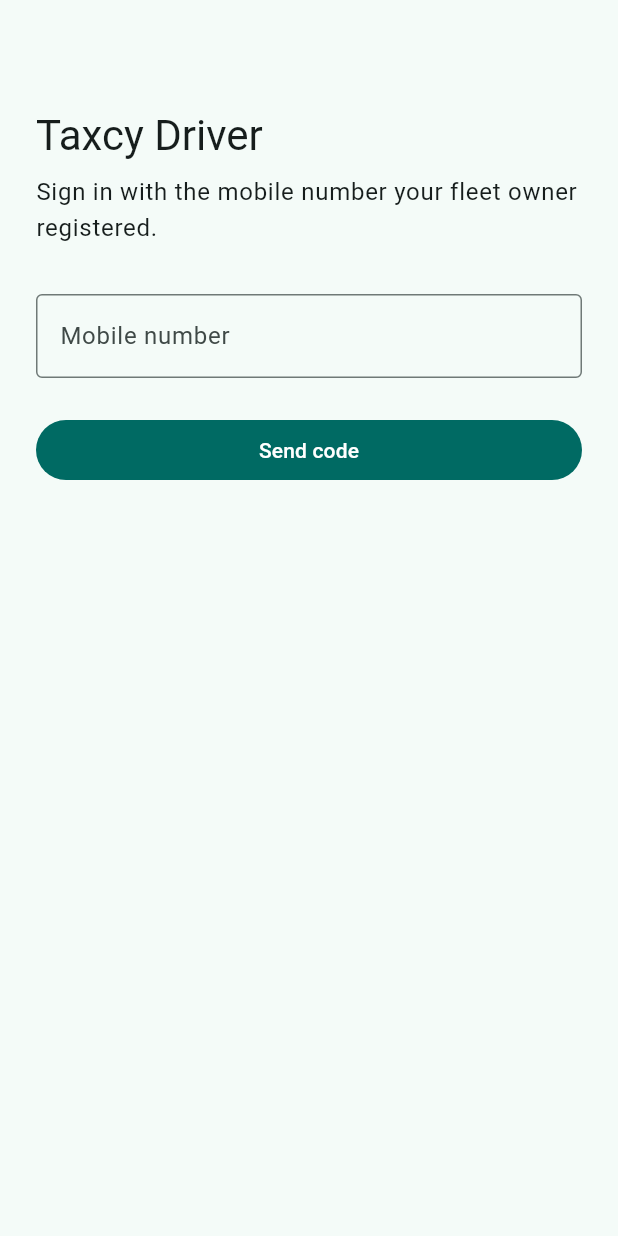
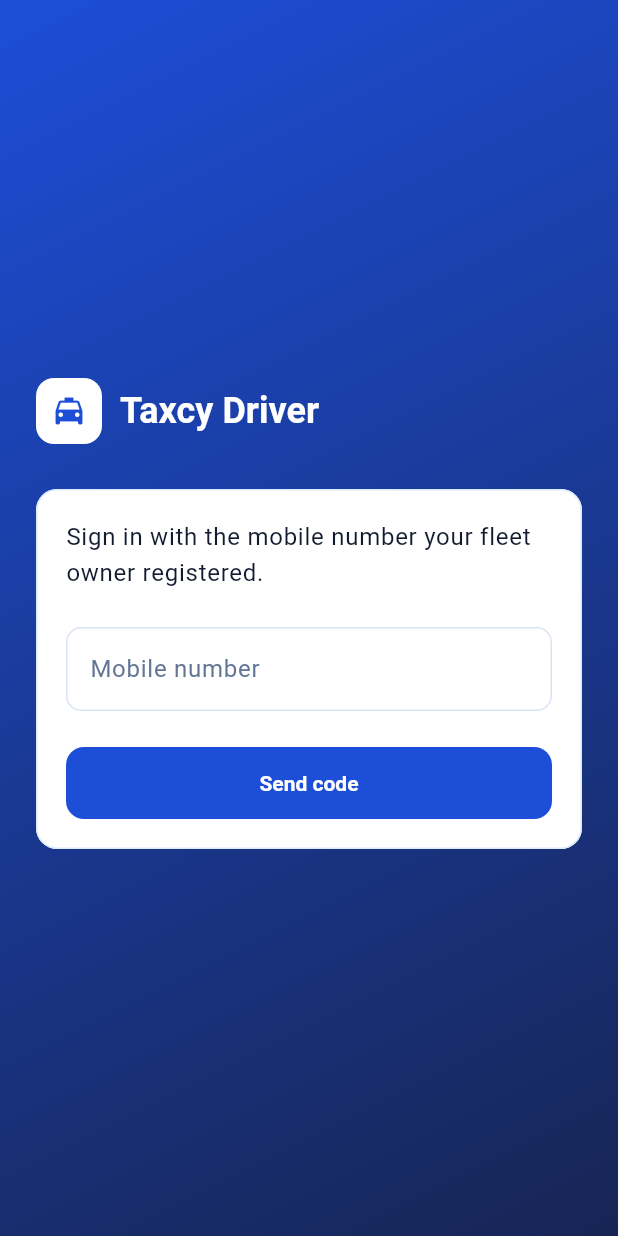
Before and after one commit to hritambh/taxcy, a Flutter app: the screen it shows after launch, on a phone screen of 412 x 824 dp. Run offline on Flutter 3.47's test engine with Material 3 defaults, Android fonts, the phone set to English and light mode, and no system bars; our stand-ins replace camera, connectivity_plus, drift, drift_flutter, flutter_riverpod, flutter_secure_storage and 2 more; accounts and stored records are empty; generated files the repository leaves out were written again.

Commit message:
feat(ui): blue and white theme for the admin web and driver app
Admin web: full blue brand scale, blue-tinted neutrals, a deep blue sidebar,
white cards with blue accents, blue table headers and row highlight, and a
blue sign-in page. Driver app: a shared theme (blue app bars and actions,
white cards and fields on a pale blue background) and a blue sign-in screen.

Co-Authored-By: Claude Opus 5.5 <noreply@anthropic.com>

```diff
--- a/apps/driver-app/lib/app/app.dart
+++ b/apps/driver-app/lib/app/app.dart
@@ -7,6 +7,7 @@ import '../features/login/login_screen.dart';
 import '../features/trips/trips_screen.dart';
 import 'providers.dart';
 import 'sync_coordinator.dart';
+import 'theme.dart';
 
 class TaxcyDriverApp extends StatelessWidget {
   const TaxcyDriverApp({super.key});
@@ -14,10 +15,7 @@ class TaxcyDriverApp extends StatelessWidget {
   @override
   Widget build(BuildContext context) => MaterialApp(
     title: 'Taxcy Driver',
-    theme: ThemeData(
-      colorSchemeSeed: const Color(0xFF0F766E),
-      useMaterial3: true,
-    ),
+    theme: buildTheme(),
     home: const _Root(),
   );
 }
--- /dev/null
+++ b/apps/driver-app/lib/app/theme.dart
@@ -0,0 +1,163 @@
+import 'package:flutter/material.dart';
+
+/// Taxcy blue on white: blue app bars and actions, white surfaces, blue-tinted
+/// neutrals. Mirrors the admin web's palette (Tailwind blue scale).
+abstract final class TaxcyColors {
+  static const blue50 = Color(0xFFEFF6FF);
+  static const blue100 = Color(0xFFDBEAFE);
+  static const blue200 = Color(0xFFBFDBFE);
+  static const blue300 = Color(0xFF93C5FD);
+  static const blue600 = Color(0xFF2563EB);
+  static const blue700 = Color(0xFF1D4ED8);
+  static const blue800 = Color(0xFF1E40AF);
+  static const blue900 = Color(0xFF1E3A8A);
+  static const blue950 = Color(0xFF172554);
+
+  /// App background: white with a hint of blue, so white cards stand out.
+  static const background = Color(0xFFF4F8FF);
+  static const border = Color(0xFFD9E3F3);
+  static const ink = Color(0xFF121B2F);
+  static const muted = Color(0xFF637594);
+}
+
+ThemeData buildTheme() {
+  final scheme =
+      ColorScheme.fromSeed(
+        seedColor: TaxcyColors.blue700,
+        brightness: Brightness.light,
+      ).copyWith(
+        primary: TaxcyColors.blue700,
+        onPrimary: Colors.white,
+        primaryContainer: TaxcyColors.blue100,
+        onPrimaryContainer: TaxcyColors.blue950,
+        secondary: TaxcyColors.blue600,
+        onSecondary: Colors.white,
+        secondaryContainer: TaxcyColors.blue100,
+        onSecondaryContainer: TaxcyColors.blue900,
+        surface: Colors.white,
+        onSurface: TaxcyColors.ink,
+        onSurfaceVariant: TaxcyColors.muted,
+        surfaceContainerLowest: Colors.white,
+        surfaceContainerLow: TaxcyColors.blue50,
+        surfaceContainer: TaxcyColors.blue50,
+        surfaceContainerHigh: TaxcyColors.blue100,
+        outline: TaxcyColors.blue300,
+        outlineVariant: TaxcyColors.border,
+      );
+
+  final rounded = RoundedRectangleBorder(
+    borderRadius: BorderRadius.circular(12),
+  );
+  OutlineInputBorder field(Color color, [double width = 1]) =>
+      OutlineInputBorder(
+        borderRadius: BorderRadius.circular(10),
+        borderSide: BorderSide(color: color, width: width),
+      );
+
+  return ThemeData(
+    useMaterial3: true,
+    colorScheme: scheme,
+    scaffoldBackgroundColor: TaxcyColors.background,
+    appBarTheme: const AppBarTheme(
+      backgroundColor: TaxcyColors.blue800,
+      foregroundColor: Colors.white,
+      surfaceTintColor: Colors.transparent,
+      elevation: 0,
+      scrolledUnderElevation: 2,
+      titleTextStyle: TextStyle(
+        color: Colors.white,
+        fontSize: 20,
+        fontWeight: FontWeight.w600,
+      ),
+    ),
+    cardTheme: CardThemeData(
+      color: Colors.white,
+      surfaceTintColor: Colors.transparent,
+      elevation: 0,
+      margin: const EdgeInsets.symmetric(vertical: 6),
+      shape: RoundedRectangleBorder(
+        borderRadius: BorderRadius.circular(14),
+        side: const BorderSide(color: TaxcyColors.blue100),
+      ),
+    ),
+    inputDecorationTheme: InputDecorationTheme(
+      filled: true,
+      fillColor: Colors.white,
+      border: field(TaxcyColors.border),
+      enabledBorder: field(TaxcyColors.border),
+      focusedBorder: field(TaxcyColors.blue600, 2),
+      errorBorder: field(scheme.error),
+      focusedErrorBorder: field(scheme.error, 2),
+      labelStyle: const TextStyle(color: TaxcyColors.muted),
+      floatingLabelStyle: const TextStyle(color: TaxcyColors.blue700),
+    ),
+    filledButtonTheme: FilledButtonThemeData(
+      style: FilledButton.styleFrom(
+        backgroundColor: TaxcyColors.blue700,
+        foregroundColor: Colors.white,
+        minimumSize: const Size(64, 48),
+        shape: rounded,
+        textStyle: const TextStyle(fontWeight: FontWeight.w600),
+      ),
+    ),
+    outlinedButtonTheme: OutlinedButtonThemeData(
+      style: OutlinedButton.styleFrom(
+        foregroundColor: TaxcyColors.blue700,
+        side: const BorderSide(color: TaxcyColors.blue300),
+        minimumSize: const Size(64, 44),
+        shape: rounded,
+      ),
+    ),
+    textButtonTheme: TextButtonThemeData(
+      style: TextButton.styleFrom(foregroundColor: TaxcyColors.blue700),
+    ),
+    segmentedButtonTheme: SegmentedButtonThemeData(
+      style: SegmentedButton.styleFrom(
+        selectedBackgroundColor: TaxcyColors.blue100,
+        selectedForegroundColor: TaxcyColors.blue900,
+        side: const BorderSide(color: TaxcyColors.blue200),
+      ),
+    ),
+    floatingActionButtonTheme: const FloatingActionButtonThemeData(
+      backgroundColor: TaxcyColors.blue700,
+      foregroundColor: Colors.white,
+    ),
+    listTileTheme: const ListTileThemeData(iconColor: TaxcyColors.blue700),
+    dividerTheme: const DividerThemeData(color: TaxcyColors.border),
+    snackBarTheme: const SnackBarThemeData(
+      backgroundColor: TaxcyColors.blue900,
+      contentTextStyle: TextStyle(color: Colors.white),
+      behavior: SnackBarBehavior.floating,
+    ),
+    bottomSheetTheme: const BottomSheetThemeData(
+      backgroundColor: Colors.white,
+      surfaceTintColor: Colors.transparent,
+      shape: RoundedRectangleBorder(
+        borderRadius: BorderRadius.vertical(top: Radius.circular(20)),
+      ),
+    ),
+    chipTheme: const ChipThemeData(
+      backgroundColor: TaxcyColors.blue50,
+      side: BorderSide(color: TaxcyColors.blue100),
+      labelStyle: TextStyle(color: TaxcyColors.blue900),
+    ),
+    progressIndicatorTheme: const ProgressIndicatorThemeData(
+      color: TaxcyColors.blue700,
+    ),
+    textTheme: const TextTheme(
+      titleLarge: TextStyle(
+        color: TaxcyColors.blue950,
+        fontWeight: FontWeight.w600,
+      ),
+      titleMedium: TextStyle(
+        color: TaxcyColors.ink,
+        fontWeight: FontWeight.w600,
+      ),
+      titleSmall: TextStyle(
+        color: TaxcyColors.blue800,
+        fontWeight: FontWeight.w600,
+        letterSpacing: 0.2,
+      ),
+    ),
+  );
+}
--- a/apps/driver-app/lib/features/common/widgets.dart
+++ b/apps/driver-app/lib/features/common/widgets.dart
@@ -5,6 +5,7 @@ import 'package:flutter/material.dart';
 import 'package:flutter_riverpod/flutter_riverpod.dart';
 
 import '../../app/providers.dart';
+import '../../app/theme.dart';
 import '../../core/media/captured_photo.dart';
 import '../../core/sync/sync_engine.dart';
 import 'format.dart';
@@ -31,7 +32,7 @@ class SyncStatusBar extends ConsumerWidget {
         ? (Colors.red.shade700, Icons.cloud_off)
         : status.pending > 0
         ? (Colors.amber.shade800, Icons.cloud_upload)
-        : (Colors.green.shade700, Icons.cloud_done);
+        : (TaxcyColors.blue700, Icons.cloud_done);
     return Material(
       color: color.withValues(alpha: 0.12),
       child: InkWell(
--- a/apps/driver-app/lib/features/login/login_screen.dart
+++ b/apps/driver-app/lib/features/login/login_screen.dart
@@ -3,6 +3,7 @@ import 'package:flutter/services.dart';
 import 'package:flutter_riverpod/flutter_riverpod.dart';
 
 import '../../app/providers.dart';
+import '../../app/theme.dart';
 import '../../core/api/api.dart';
 
 /// Phone number → OTP → signed in.
@@ -79,20 +80,73 @@ class _LoginScreenState extends ConsumerState<LoginScreen> {
   Widget build(BuildContext context) {
     final theme = Theme.of(context);
     return Scaffold(
-      body: SafeArea(
+      body: DecoratedBox(
+        decoration: const BoxDecoration(
+          gradient: LinearGradient(
+            begin: Alignment.topLeft,
+            end: Alignment.bottomRight,
+            colors: [TaxcyColors.blue700, TaxcyColors.blue950],
+          ),
+        ),
+        child: SafeArea(
+          child: Center(
+            child: ConstrainedBox(
+              constraints: const BoxConstraints(maxWidth: 440),
               child: ListView(
+                shrinkWrap: true,
                 padding: const EdgeInsets.all(24),
                 children: [
-            const SizedBox(height: 48),
-            Text('Taxcy Driver', style: theme.textTheme.headlineMedium),
-            const SizedBox(height: 8),
+                  Row(
+                    children: [
+                      Container(
+                        width: 44,
+                        height: 44,
+                        decoration: BoxDecoration(
+                          color: Colors.white,
+                          borderRadius: BorderRadius.circular(12),
+                        ),
+                        child: const Icon(
+                          Icons.local_taxi,
+                          color: TaxcyColors.blue700,
+                        ),
+                      ),
+                      const SizedBox(width: 12),
+                      Text(
+                        'Taxcy Driver',
+                        style: theme.textTheme.headlineSmall?.copyWith(
+                          color: Colors.white,
+                          fontWeight: FontWeight.w600,
+                        ),
+                      ),
+                    ],
+                  ),
+                  const SizedBox(height: 24),
+                  Card(
+                    child: Padding(
+                      padding: const EdgeInsets.all(20),
+                      child: Column(
+                        crossAxisAlignment: CrossAxisAlignment.stretch,
+                        children: _form(theme),
+                      ),
+                    ),
+                  ),
+                ],
+              ),
+            ),
+          ),
+        ),
+      ),
+    );
+  }
+
+  List<Widget> _form(ThemeData theme) => [
     Text(
       _codeSent
           ? 'Enter the code we sent to +91 ${_phone.text.trim()}'
           : 'Sign in with the mobile number your fleet owner registered.',
       style: theme.textTheme.bodyLarge,
     ),
-            const SizedBox(height: 32),
+    const SizedBox(height: 24),
     TextField(
       key: const Key('phone-field'),
       controller: _phone,
@@ -156,11 +210,7 @@ class _LoginScreenState extends ConsumerState<LoginScreen> {
               }),
         child: const Text('Use a different number'),
       ),
-          ],
-        ),
-      ),
-    );
-  }
+  ];
 }
 
 /// Signed in, but this account isn't a driver in the active organization.
```
Also changed, not shown: apps/driver-app/lib/features/trips/trips_screen.dart (+17 -1 lines), 7 other files. Lines whose indentation alone changed are shown as unchanged.
